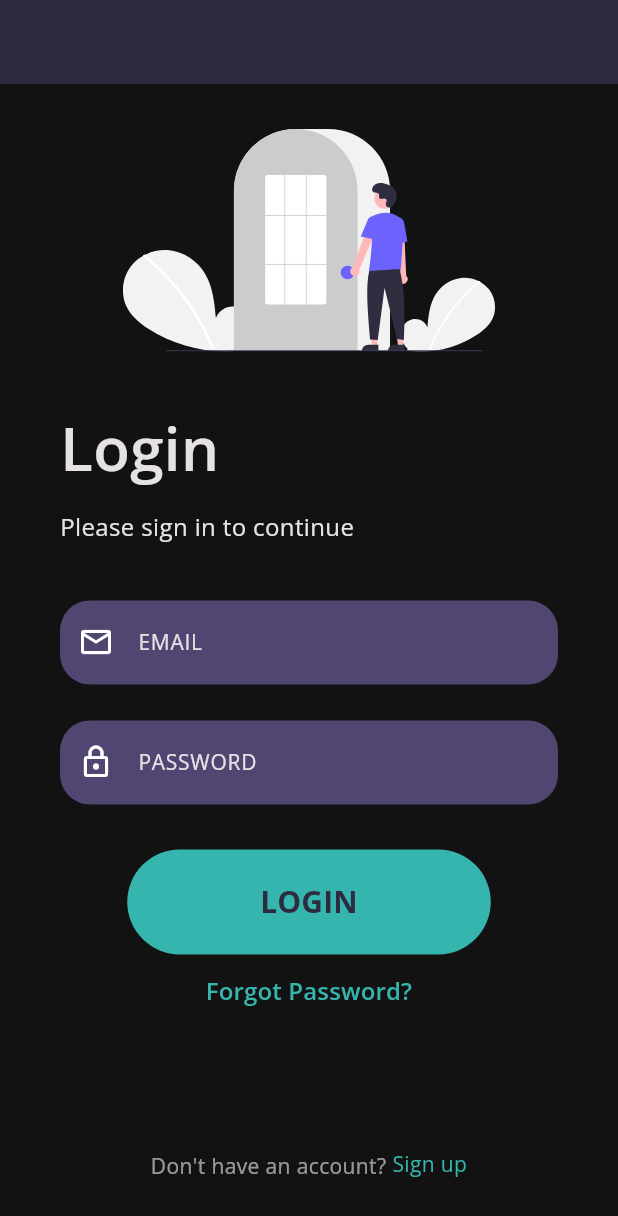
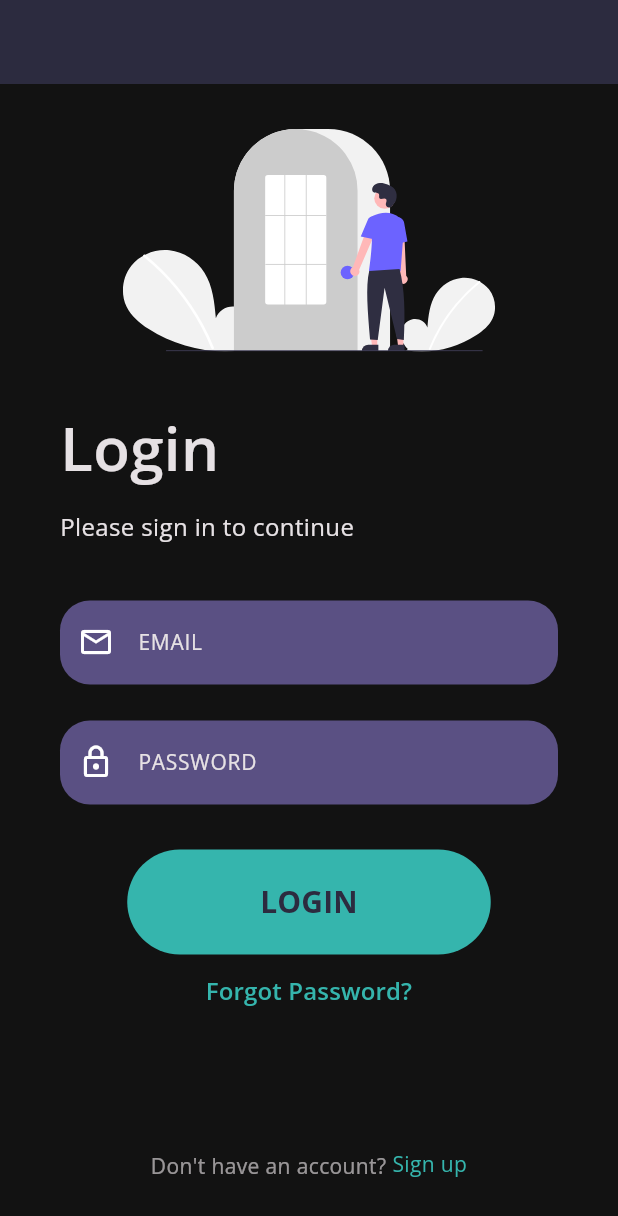
Before and after one commit to Yash0J/task_10_login_setstate, a Flutter app: the screen it shows after launch, on a phone screen of 412 x 824 dp. Shown: the top 1216 px of the screen. Run offline on Flutter 3.47's test engine with Material 3 defaults, Android fonts, the light colour scheme and no system bars; our stand-ins replace flutter_svg, google_fonts.

Commit message:
coustom_Widgits_completed validation-remains

```diff
--- a/lib/colors.dart
+++ b/lib/colors.dart
@@ -9,4 +9,5 @@
   static Color green = const Color(0xff35b5ad);
   static Color grey = const Color(0xff645c64);
   static Color white = const Color(0xffe6e1e4);
+  static Color disabledpurple = const Color(0xFF5A5083);
 }
--- a/lib/coustom-widgits.dart
+++ b/lib/coustom-widgits.dart
@@ -5,6 +5,7 @@ import 'package:google_fonts/google_fonts.dart';
 import 'package:task_10_login_setstate/colors.dart';
 
 class Coustom {
+  ///[ coustom Text Widgit]
   static Text text({
     String? text,
     TextAlign? textAlign,
@@ -12,7 +13,8 @@ class Coustom {
     FontWeight? fontWeight,
     Color? colors = const Color(0xffe6e1e4),
   }) {
-    return Text(text!,
+    return Text(
+      text!,
       textAlign: textAlign,
       style: GoogleFonts.openSans(
         // fontSize: 26,
@@ -21,10 +23,11 @@ class Coustom {
         fontSize: fontSize,
         fontWeight: fontWeight,
         color: colors,
-        ));
+      ),
+    );
   }
 
-  //
+  ///[ coustom TextStyle Widgit]
   static TextStyle style({
     TextAlign? textAlign,
     double? fontSize = 14,
@@ -40,4 +43,59 @@ class Coustom {
       color: colors,
     );
   }
+
+  ///[ coustom TextFormField Widgit]
+  static TextFormField textField({
+    Widget? label,
+    String? hintText,
+    TextStyle? hintStyle,
+    bool? filled = true,
+    Color? fillColor = const Color(0xFF5A5083),
+    Color? cursorColor = const Color(0xffe6e1e4),
+    InputBorder? border,
+    Widget? prefix,
+    Icon? prefixIcon,
+    Widget? suffix,
+    Icon? suffixIcon,
+    FloatingLabelAlignment? floatingLabelAlignment =
+        FloatingLabelAlignment.start,
+    bool? alignLabelWithHint = true,
+    bool? obscureText = false,
+    InputDecoration? decoration,
+  }) {
+    ////////////////////////////////////////////
+    ////default border style
+    border ??= OutlineInputBorder(
+      borderSide: BorderSide.none,
+      borderRadius: BorderRadius.circular(20.0),
+    );
+    ////////////////////////////////////////////
+    ////default label style
+    // label ??= Coustom.text(
+    //   text: "EMAIL",
+    //   fontSize: 14,
+    //   fontWeight: FontWeight.w400,
+    // );
+    ////////////////////////////////////////////
+    ////default decoration
+    decoration ??= InputDecoration(
+      filled: filled,
+      fillColor: fillColor,
+      border: border,
+      prefix: prefix,
+      hintText: hintText,
+      prefixIcon: prefixIcon,
+      hintStyle: hintStyle,
+      label: label,
+      floatingLabelAlignment: floatingLabelAlignment,
+      alignLabelWithHint: alignLabelWithHint,
+    );
+    ////////////////////////////////////////////
+
+    return TextFormField(
+      cursorColor: cursorColor,
+      decoration: decoration,
+    );
   }
+  //
+}
--- a/lib/login-page.dart
+++ b/lib/login-page.dart
@@ -60,28 +60,18 @@ class _LoginState extends State<Login> {
               //
               emailTextField(),
               //
-              // const SizedBox(height: 16),
-              //
               passwordTextField(),
               //
               const SizedBox(height: 6),
               //
-              Center(
-                child: loginButton(mediaWidth),
-              ),
+              Center(child: loginButton(mediaWidth)),
               //
-              // const SizedBox(height: 8),
-              //
-              Center(
-                child: forgotPasswordButton(mediaWidth),
-              ),
+              Center(child: forgotPasswordButton(mediaWidth)),
               //
               SizedBox(height: mediaHeight * 0.1),
 
               //
-              Center(
-                child: newAccountSignup(),
-              ),
+              Center(child: newAccountSignup()),
             ],
           ),
         ),
@@ -102,27 +92,14 @@ class _LoginState extends State<Login> {
   SizedBox emailTextField() {
     return SizedBox(
       height: 80,
-      child: TextFormField(
+      child: Coustom.textField(
         cursorColor: AppColors.white,
-        decoration: InputDecoration(
-          filled: true,
-          fillColor:
-              AppColors.purple.withOpacity(0.6), // Set the background color
-          // Adjust content padding
-
-          border: OutlineInputBorder(
-            borderSide: BorderSide.none,
-            borderRadius: BorderRadius.circular(20.0), // Set the border radius
-          ),
         prefixIcon: const Icon(Icons.email_outlined), // Set the prefix icon
         hintText: 'Enter your email', // Placeholder text
         label: Coustom.text(
           text: "EMAIL",
           fontSize: 14,
           fontWeight: FontWeight.w400,
-          ),
-          floatingLabelAlignment: FloatingLabelAlignment.start,
-          alignLabelWithHint: true,
         ),
       ),
     );
@@ -131,32 +108,18 @@ class _LoginState extends State<Login> {
   SizedBox passwordTextField() {
     return SizedBox(
       height: 80,
-      child: TextFormField(
+      child: Coustom.textField(
         obscureText: true,
-        cursorColor: AppColors.white,
-        decoration: InputDecoration(
-          filled: true,
-          fillColor:
-              AppColors.purple.withOpacity(0.6), // Set the background color
-          // Adjust content padding
-
-          border: OutlineInputBorder(
-            borderSide: BorderSide.none,
-            borderRadius: BorderRadius.circular(20.0), // Set the border radius
-          ),
-          prefixIcon: const Icon(
-            Icons.lock_outlined,
-          ), // Set the prefix icon
         hintText: 'Enter your password', // Placeholder text
         label: Coustom.text(
           text: "PASSWORD",
           fontSize: 14,
           fontWeight: FontWeight.w400,
         ),
-
-          floatingLabelAlignment: FloatingLabelAlignment.start,
-          alignLabelWithHint: true,
-        ),
+        cursorColor: AppColors.white,
+        prefixIcon: const Icon(
+          Icons.lock_outlined,
+        ), // Set the prefix icon
       ),
     );
   }
@@ -214,7 +177,8 @@ class _LoginState extends State<Login> {
               child: Coustom.text(
                 text: "Sign up",
                 colors: AppColors.green,
-            ))
+              ),
+            ),
           ],
         ),
       ),
```
Lines whose indentation alone changed are shown as unchanged.
